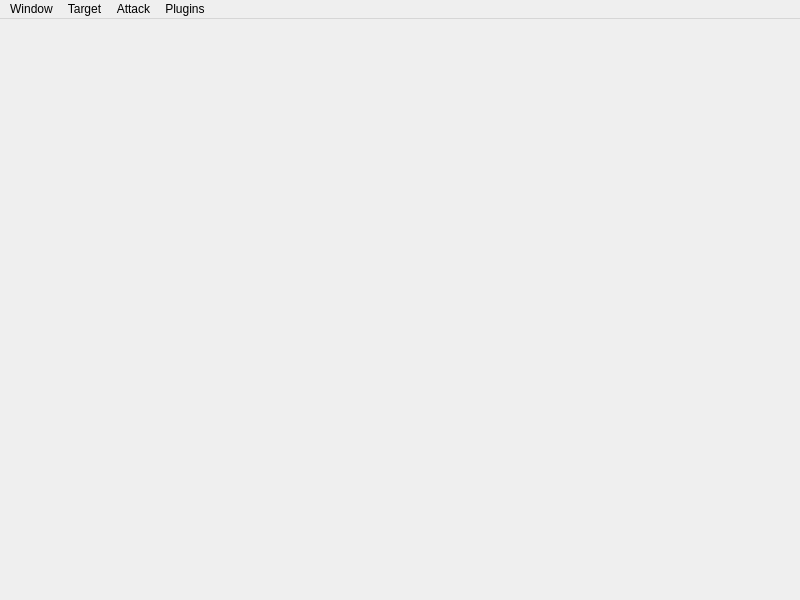
Old version of the form libs/QtGuiFiles/MainWindow.ui in the repository krysolemur/WebScope-0.1.0.
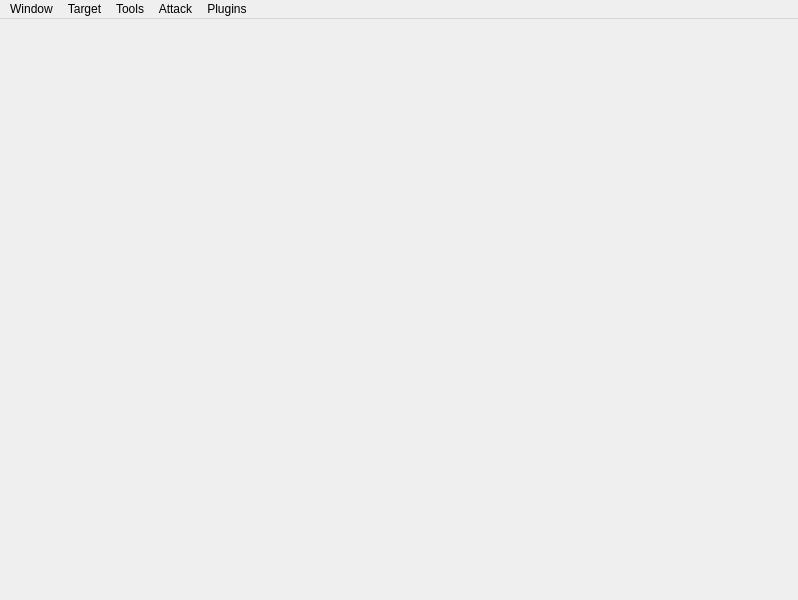
New version of the form.

What changed in the file:
```diff
--- a/libs/QtGuiFiles/MainWindow.ui
+++ b/libs/QtGuiFiles/MainWindow.ui
@@ -6,7 +6,7 @@
    <rect>
     <x>0</x>
     <y>0</y>
-    <width>800</width>
+    <width>798</width>
     <height>600</height>
    </rect>
   </property>
@@ -19,7 +19,7 @@
     <rect>
      <x>0</x>
      <y>0</y>
-     <width>800</width>
+     <width>798</width>
      <height>21</height>
     </rect>
    </property>
@@ -67,8 +67,14 @@
     <addaction name="actionAdd_2"/>
     <addaction name="actionInstall"/>
    </widget>
+   <widget class="QMenu" name="menuTools">
+    <property name="title">
+     <string>Tools</string>
+    </property>
+   </widget>
    <addaction name="menuWindow"/>
    <addaction name="menuTarget"/>
+   <addaction name="menuTools"/>
    <addaction name="menuAttack"/>
    <addaction name="menuPlugins"/>
   </widget>
```
Left out of the diff: 14 changed lines with no effect on the pictures.
